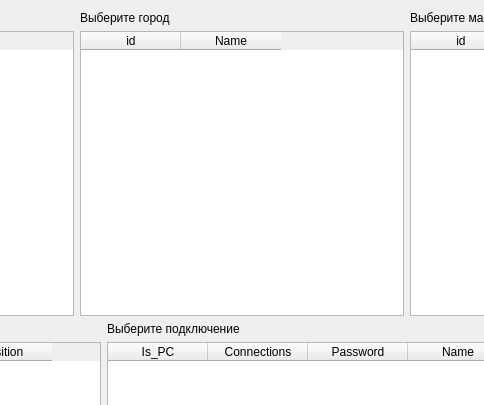
Qt form delete_db.ui (Bigmagyshka/Quick-AD-Access) before a commit; both pictures show x 260 to 744 and y 0 to 405 of the 1004 by 702 pixel window.
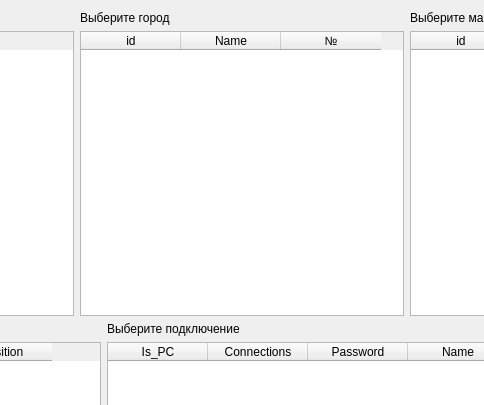
The same form after that commit.

```diff
--- a/delete_db.ui
+++ b/delete_db.ui
@@ -62,6 +62,11 @@
            <string>Name</string>
           </property>
          </column>
+         <column>
+          <property name="text">
+           <string>№</string>
+          </property>
+         </column>
         </widget>
        </item>
       </layout>
```
Left out of the diff: 2 changed lines with no effect on the pictures.
